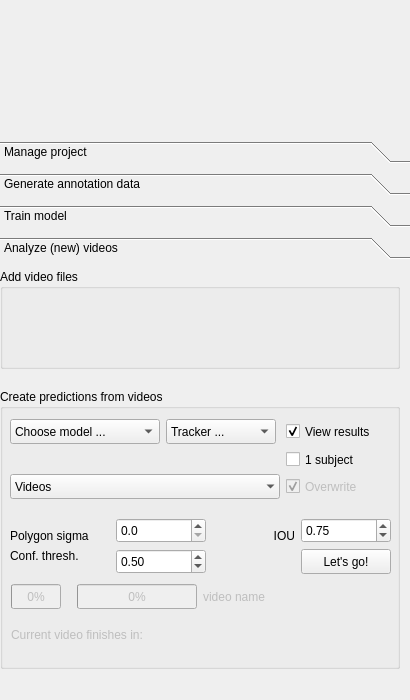
horsto/OCTRON-GUI, file octron/qt_gui/octron.ui: the form before one commit.
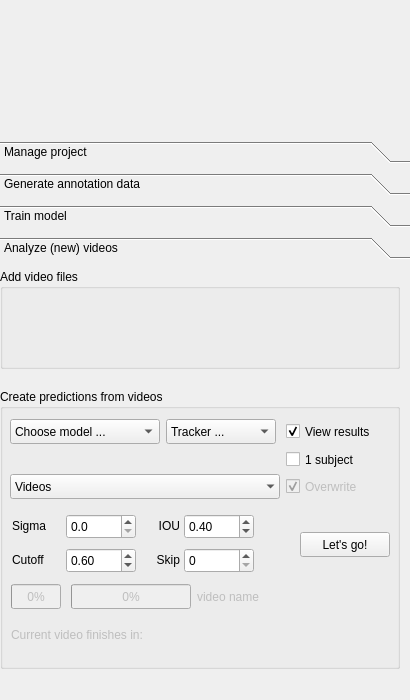
The form after the commit. The open tabs and pages were chosen to show the change. Icons and pictures are not drawn.

Commit message: Layout changes, new buttons

```diff
--- a/octron/qt_gui/octron.ui
+++ b/octron/qt_gui/octron.ui
@@ -2054,7 +2054,7 @@
              <rect>
               <x>11</x>
               <y>193</y>
-              <width>387</width>
+              <width>381</width>
               <height>29</height>
              </rect>
             </property>
@@ -2191,208 +2191,6 @@
              </item>
             </layout>
            </widget>
-           <widget class="QWidget" name="layoutWidget">
-            <property name="geometry">
-             <rect>
-              <x>10</x>
-              <y>120</y>
-              <width>381</width>
-              <height>73</height>
-             </rect>
-            </property>
-            <layout class="QGridLayout" name="predict_grid_layout2">
-             <item row="0" column="2" alignment="Qt::AlignmentFlag::AlignRight|Qt::AlignmentFlag::AlignBottom">
-              <widget class="QLabel" name="prediction_iou_label">
-               <property name="sizePolicy">
-                <sizepolicy hsizetype="Expanding" vsizetype="Preferred">
-                 <horstretch>0</horstretch>
-                 <verstretch>0</verstretch>
-                </sizepolicy>
-               </property>
-               <property name="minimumSize">
-                <size>
-                 <width>40</width>
-                 <height>0</height>
-                </size>
-               </property>
-               <property name="maximumSize">
-                <size>
-                 <width>40</width>
-                 <height>25</height>
-                </size>
-               </property>
-               <property name="toolTip">
-                <string>This threshold determines how much overlap between bounding boxes
-is allowed before they are considered to be detecting the same object.
-At IOU=0 all detected objects &gt; conf. thresh
-of one label will be fused into one mask.</string>
-               </property>
-               <property name="text">
-                <string>IOU</string>
-               </property>
-               <property name="alignment">
-                <set>Qt::AlignmentFlag::AlignRight|Qt::AlignmentFlag::AlignTrailing|Qt::AlignmentFlag::AlignVCenter</set>
-               </property>
-              </widget>
-             </item>
-             <item row="1" column="3" alignment="Qt::AlignmentFlag::AlignRight|Qt::AlignmentFlag::AlignTop">
-              <widget class="QPushButton" name="predict_start_btn">
-               <property name="minimumSize">
-                <size>
-                 <width>90</width>
-                 <height>25</height>
-                </size>
-               </property>
-               <property name="maximumSize">
-                <size>
-                 <width>90</width>
-                 <height>25</height>
-                </size>
-               </property>
-               <property name="toolTip">
-                <string>Yeah!</string>
-               </property>
-               <property name="text">
-                <string>Let's go!</string>
-               </property>
-              </widget>
-             </item>
-             <item row="0" column="0" alignment="Qt::AlignmentFlag::AlignBottom">
-              <widget class="QLabel" name="prediction_poly_sigma_label">
-               <property name="sizePolicy">
-                <sizepolicy hsizetype="Expanding" vsizetype="Preferred">
-                 <horstretch>0</horstretch>
-                 <verstretch>0</verstretch>
-                </sizepolicy>
-               </property>
-               <property name="minimumSize">
-                <size>
-                 <width>100</width>
-                 <height>0</height>
-                </size>
-               </property>
-               <property name="maximumSize">
-                <size>
-                 <width>100</width>
-                 <height>25</height>
-                </size>
-               </property>
-               <property name="toolTip">
-                <string>Gaussian smoothing of polygons. Keep this low. 0=no smoothing.</string>
-               </property>
-               <property name="text">
-                <string>Polygon sigma</string>
-               </property>
-              </widget>
-             </item>
-             <item row="1" column="0" alignment="Qt::AlignmentFlag::AlignLeft|Qt::AlignmentFlag::AlignTop">
-              <widget class="QLabel" name="prediction_conf_thresh_label">
-               <property name="sizePolicy">
-                <sizepolicy hsizetype="Expanding" vsizetype="Preferred">
-                 <horstretch>0</horstretch>
-                 <verstretch>0</verstretch>
-                </sizepolicy>
-               </property>
-               <property name="minimumSize">
-                <size>
-                 <width>100</width>
-                 <height>0</height>
-                </size>
-               </property>
-               <property name="maximumSize">
-                <size>
-                 <width>100</width>
-                 <height>25</height>
-                </size>
-               </property>
-               <property name="toolTip">
-                <string>Confidence threshold for accepting prediction results as real</string>
-               </property>
-               <property name="text">
-                <string>Conf. thresh.</string>
-               </property>
-              </widget>
-             </item>
-             <item row="0" column="1" alignment="Qt::AlignmentFlag::AlignLeft|Qt::AlignmentFlag::AlignBottom">
-              <widget class="QDoubleSpinBox" name="predict_polygo_sigma_spinbox">
-               <property name="minimumSize">
-                <size>
-                 <width>90</width>
-                 <height>25</height>
-                </size>
-               </property>
-               <property name="maximumSize">
-                <size>
-                 <width>90</width>
-                 <height>25</height>
-                </size>
-               </property>
-               <property name="decimals">
-                <number>1</number>
-               </property>
-               <property name="maximum">
-                <double>5.000000000000000</double>
-               </property>
-               <property name="singleStep">
-                <double>0.100000000000000</double>
-               </property>
-               <property name="value">
-                <double>0.000000000000000</double>
-               </property>
-              </widget>
-             </item>
-             <item row="1" column="1" alignment="Qt::AlignmentFlag::AlignLeft|Qt::AlignmentFlag::AlignTop">
-              <widget class="QDoubleSpinBox" name="predict_conf_thresh_spinbox">
-               <property name="minimumSize">
-                <size>
-                 <width>90</width>
-                 <height>25</height>
-                </size>
-               </property>
-               <property name="maximumSize">
-                <size>
-                 <width>90</width>
-                 <height>25</height>
-                </size>
-               </property>
-               <property name="maximum">
-                <double>1.000000000000000</double>
-               </property>
-               <property name="singleStep">
-                <double>0.050000000000000</double>
-               </property>
-               <property name="value">
-                <double>0.500000000000000</double>
-               </property>
-              </widget>
-             </item>
-             <item row="0" column="3" alignment="Qt::AlignmentFlag::AlignBottom">
-              <widget class="QDoubleSpinBox" name="predict_iou_thresh_spinbox">
-               <property name="minimumSize">
-                <size>
-                 <width>90</width>
-                 <height>25</height>
-                </size>
-               </property>
-               <property name="maximumSize">
-                <size>
-                 <width>90</width>
-                 <height>25</height>
-                </size>
-               </property>
-               <property name="maximum">
-                <double>1.000000000000000</double>
-               </property>
-               <property name="singleStep">
-                <double>0.100000000000000</double>
-               </property>
-               <property name="value">
-                <double>0.750000000000000</double>
-               </property>
-              </widget>
-             </item>
-            </layout>
-           </widget>
            <widget class="QWidget" name="layoutWidget">
             <property name="geometry">
              <rect>
@@ -2600,6 +2398,265 @@
              </item>
             </layout>
            </widget>
+           <widget class="QWidget" name="">
+            <property name="geometry">
+             <rect>
+              <x>12</x>
+              <y>120</y>
+              <width>378</width>
+              <height>71</height>
+             </rect>
+            </property>
+            <layout class="QHBoxLayout" name="horizontalLayout_4">
+             <item>
+              <layout class="QGridLayout" name="gridLayout_3">
+               <property name="spacing">
+                <number>4</number>
+               </property>
+               <item row="0" column="0" alignment="Qt::AlignmentFlag::AlignLeft|Qt::AlignmentFlag::AlignVCenter">
+                <widget class="QLabel" name="prediction_poly_sigma_label">
+                 <property name="sizePolicy">
+                  <sizepolicy hsizetype="Expanding" vsizetype="Preferred">
+                   <horstretch>0</horstretch>
+                   <verstretch>0</verstretch>
+                  </sizepolicy>
+                 </property>
+                 <property name="minimumSize">
+                  <size>
+                   <width>50</width>
+                   <height>0</height>
+                  </size>
+                 </property>
+                 <property name="maximumSize">
+                  <size>
+                   <width>40</width>
+                   <height>25</height>
+                  </size>
+                 </property>
+                 <property name="toolTip">
+                  <string>Gaussian smoothing of polygons. Keep this low. 0=no smoothing.</string>
+                 </property>
+                 <property name="text">
+                  <string>Sigma</string>
+                 </property>
+                </widget>
+               </item>
+               <item row="0" column="1" alignment="Qt::AlignmentFlag::AlignLeft">
+                <widget class="QDoubleSpinBox" name="predict_polygo_sigma_spinbox">
+                 <property name="minimumSize">
+                  <size>
+                   <width>70</width>
+                   <height>25</height>
+                  </size>
+                 </property>
+                 <property name="maximumSize">
+                  <size>
+                   <width>80</width>
+                   <height>25</height>
+                  </size>
+                 </property>
+                 <property name="decimals">
+                  <number>1</number>
+                 </property>
+                 <property name="maximum">
+                  <double>5.000000000000000</double>
+                 </property>
+                 <property name="singleStep">
+                  <double>0.250000000000000</double>
+                 </property>
+                 <property name="value">
+                  <double>0.000000000000000</double>
+                 </property>
+                </widget>
+               </item>
+               <item row="0" column="2" alignment="Qt::AlignmentFlag::AlignRight|Qt::AlignmentFlag::AlignVCenter">
+                <widget class="QLabel" name="prediction_iou_label">
+                 <property name="sizePolicy">
+                  <sizepolicy hsizetype="Expanding" vsizetype="Preferred">
+                   <horstretch>0</horstretch>
+                   <verstretch>0</verstretch>
+                  </sizepolicy>
+                 </property>
+                 <property name="minimumSize">
+                  <size>
+                   <width>40</width>
+                   <height>0</height>
+                  </size>
+                 </property>
+                 <property name="maximumSize">
+                  <size>
+                   <width>40</width>
+                   <height>25</height>
+                  </size>
+                 </property>
+                 <property name="toolTip">
+                  <string>Intersection over union. This threshold determines how much overlap between bounding boxes
+is allowed before they are considered to be detecting the same object.
+At IOU=0 all detected objects &gt; conf. thresh
+of one label will be fused into one mask.</string>
+                 </property>
+                 <property name="text">
+                  <string>IOU</string>
+                 </property>
+                 <property name="alignment">
+                  <set>Qt::AlignmentFlag::AlignRight|Qt::AlignmentFlag::AlignTrailing|Qt::AlignmentFlag::AlignVCenter</set>
+                 </property>
+                </widget>
+               </item>
+               <item row="0" column="3" alignment="Qt::AlignmentFlag::AlignVCenter">
+                <widget class="QDoubleSpinBox" name="predict_iou_thresh_spinbox">
+                 <property name="minimumSize">
+                  <size>
+                   <width>70</width>
+                   <height>25</height>
+                  </size>
+                 </property>
+                 <property name="maximumSize">
+                  <size>
+                   <width>80</width>
+                   <height>25</height>
+                  </size>
+                 </property>
+                 <property name="maximum">
+                  <double>1.000000000000000</double>
+                 </property>
+                 <property name="singleStep">
+                  <double>0.100000000000000</double>
+                 </property>
+                 <property name="value">
+                  <double>0.400000000000000</double>
+                 </property>
+                </widget>
+               </item>
+               <item row="1" column="0" alignment="Qt::AlignmentFlag::AlignLeft|Qt::AlignmentFlag::AlignVCenter">
+                <widget class="QLabel" name="prediction_conf_thresh_label">
+                 <property name="sizePolicy">
+                  <sizepolicy hsizetype="Expanding" vsizetype="Preferred">
+                   <horstretch>0</horstretch>
+                   <verstretch>0</verstretch>
+                  </sizepolicy>
+                 </property>
+                 <property name="minimumSize">
+                  <size>
+                   <width>50</width>
+                   <height>0</height>
+                  </size>
+                 </property>
+                 <property name="maximumSize">
+                  <size>
+                   <width>40</width>
+                   <height>25</height>
+                  </size>
+                 </property>
+                 <property name="toolTip">
+                  <string>Confidence threshold for accepting prediction results as real</string>
+                 </property>
+                 <property name="text">
+                  <string>Cutoff</string>
+                 </property>
+                </widget>
+               </item>
+               <item row="1" column="1" alignment="Qt::AlignmentFlag::AlignLeft">
+                <widget class="QDoubleSpinBox" name="predict_conf_thresh_spinbox">
+                 <property name="minimumSize">
+                  <size>
+                   <width>70</width>
+                   <height>25</height>
+                  </size>
+                 </property>
+                 <property name="maximumSize">
+                  <size>
+                   <width>80</width>
+                   <height>25</height>
+                  </size>
+                 </property>
+                 <property name="maximum">
+                  <double>1.000000000000000</double>
+                 </property>
+                 <property name="singleStep">
+                  <double>0.050000000000000</double>
+                 </property>
+                 <property name="value">
+                  <double>0.600000000000000</double>
+                 </property>
+                </widget>
+               </item>
+               <item row="1" column="2" alignment="Qt::AlignmentFlag::AlignRight|Qt::AlignmentFlag::AlignVCenter">
+                <widget class="QLabel" name="prediction_skip_label">
+                 <property name="sizePolicy">
+                  <sizepolicy hsizetype="Expanding" vsizetype="Preferred">
+                   <horstretch>0</horstretch>
+                   <verstretch>0</verstretch>
+                  </sizepolicy>
+                 </property>
+                 <property name="minimumSize">
+                  <size>
+                   <width>40</width>
+                   <height>0</height>
+                  </size>
+                 </property>
+                 <property name="maximumSize">
+                  <size>
+                   <width>40</width>
+                   <height>25</height>
+                  </size>
+                 </property>
+                 <property name="toolTip">
+                  <string>Skip frames in videos? 0: All frames are analyzed, &gt;0: This many frames are being skipped. </string>
+                 </property>
+                 <property name="text">
+                  <string>Skip</string>
+                 </property>
+                 <property name="alignment">
+                  <set>Qt::AlignmentFlag::AlignRight|Qt::AlignmentFlag::AlignTrailing|Qt::AlignmentFlag::AlignVCenter</set>
+                 </property>
+                </widget>
+               </item>
+               <item row="1" column="3" alignment="Qt::AlignmentFlag::AlignVCenter">
+                <widget class="QSpinBox" name="skip_frames_analysis_spinBox">
+                 <property name="minimumSize">
+                  <size>
+                   <width>70</width>
+                   <height>25</height>
+                  </size>
+                 </property>
+                 <property name="maximumSize">
+                  <size>
+                   <width>80</width>
+                   <height>25</height>
+                  </size>
+                 </property>
+                 <property name="maximum">
+                  <number>1000</number>
+                 </property>
+                </widget>
+               </item>
+              </layout>
+             </item>
+             <item alignment="Qt::AlignmentFlag::AlignRight|Qt::AlignmentFlag::AlignVCenter">
+              <widget class="QPushButton" name="predict_start_btn">
+               <property name="minimumSize">
+                <size>
+                 <width>90</width>
+                 <height>25</height>
+                </size>
+               </property>
+               <property name="maximumSize">
+                <size>
+                 <width>90</width>
+                 <height>25</height>
+                </size>
+               </property>
+               <property name="toolTip">
+                <string>Yeah!</string>
+               </property>
+               <property name="text">
+                <string>Let's go!</string>
+               </property>
+              </widget>
+             </item>
+            </layout>
+           </widget>
           </widget>
          </item>
         </layout>
```
Left out of the diff: 114 changed lines with no effect on the pictures. The commit also changes 3 other files.
